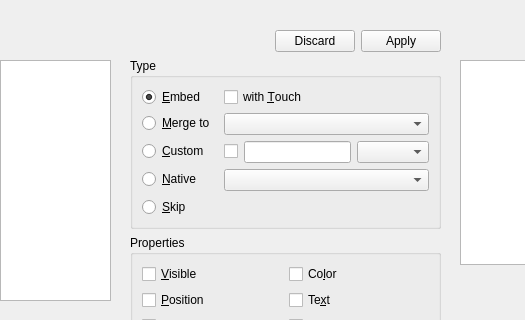
First picture: the form in src/apps/psdexporter/psdwidget.ui, repository signal-slot/qtpsd, before the edit; both pictures show x 0 to 525 and y 0 to 320 of the 885 by 598 pixel window.
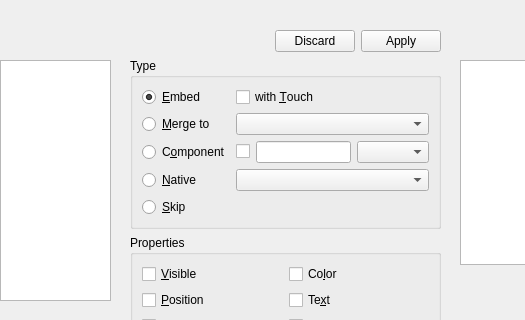
Second picture: the form after the edit. Custom widgets are drawn as their Qt base class.

Commit message:
Rename ExportHint::Custom to Component and improve UI
- Rename Custom to Component to better reflect its purpose
- Change Type group layout from QFormLayout to QGridLayout
- Disable component name checkbox when single item is selected

```diff
--- a/src/apps/psdexporter/psdwidget.ui
+++ b/src/apps/psdexporter/psdwidget.ui
@@ -51,7 +51,7 @@
       <property name="title">
        <string>Type</string>
       </property>
-      <layout class="QFormLayout" name="formLayout">
+      <layout class="QGridLayout" name="typeGridLayout">
        <item row="0" column="0">
         <widget class="QRadioButton" name="typeEmbed">
          <property name="text">
@@ -80,9 +80,9 @@
         <widget class="QComboBox" name="merge"/>
        </item>
        <item row="2" column="0">
-        <widget class="QRadioButton" name="typeCustom">
+        <widget class="QRadioButton" name="typeComponent">
          <property name="text">
-          <string>&amp;Custom</string>
+          <string>C&amp;omponent</string>
          </property>
         </widget>
        </item>
```
Left out of the diff: 3 changed lines with no effect on the pictures. The commit also changes 8 other files.
